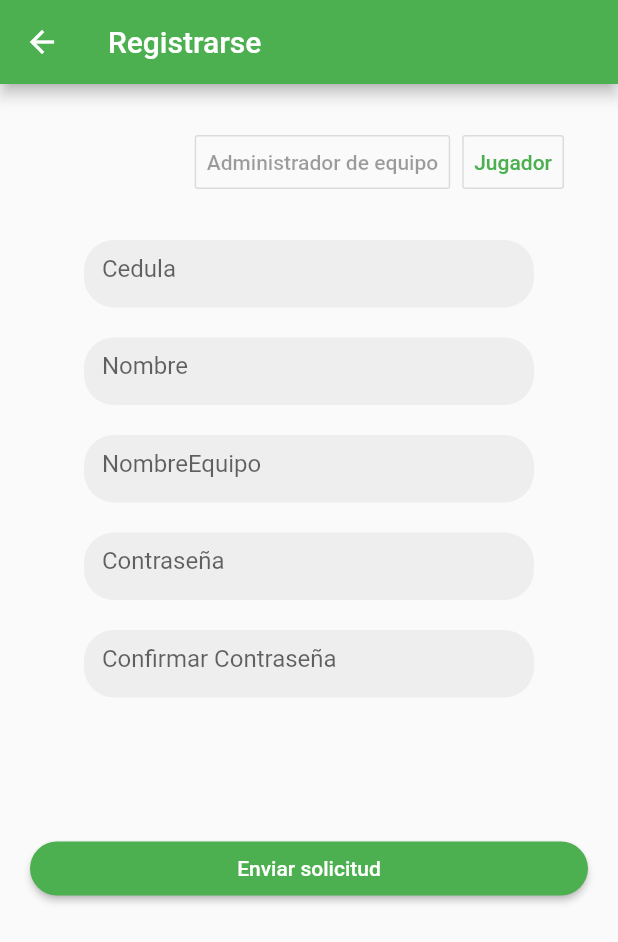
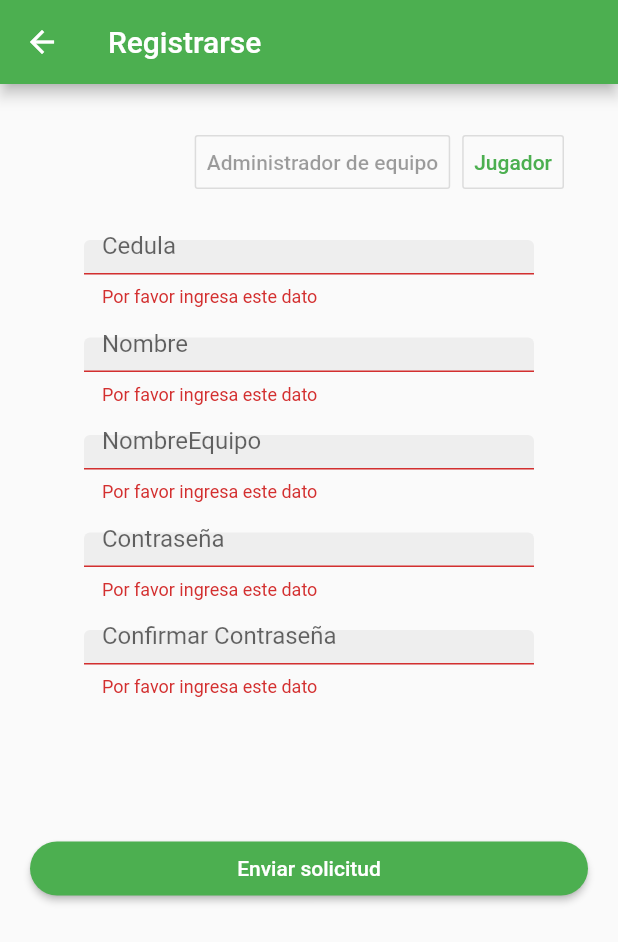
Before and after one commit to DanielT0/FutMX, a Flutter app: the interfazRegistro screen opened directly, after a tap on "Jugador", after a tap on "Administrador de equipo", after a tap on "Enviar solicitud", on a phone screen of 412 x 824 dp. Shown: the top 942 px of the screen. Run offline on Flutter 3.47's test engine with Material 2 defaults, Android fonts, the phone set to English and light mode, and no system bars; our stand-ins replace carousel_slider.

Commit message:
Version con validaciones de registro

```diff
--- a/lib/Widgets/Inputs.dart
+++ b/lib/Widgets/Inputs.dart
@@ -2,12 +2,12 @@ import 'package:flutter/material.dart';
 import 'package:flutter/services.dart';
 
 class Inputs extends StatelessWidget {
-  final TextEditingController controllerConcontrase;
+  final TextEditingController controller;
   final String texto;
   final bool obscureText;
   final TextInputType keyboard;
 
-  Inputs( this.texto, this.controllerConcontrase, this.keyboard, this.obscureText);
+  Inputs( this.texto, this.controller, this.keyboard, this.obscureText);
   @override
   Widget build(BuildContext context) {
     return Column(
@@ -20,10 +20,23 @@ class Inputs extends StatelessWidget {
             borderRadius: BorderRadius.circular(50),
           ),
           child: Material(
-            child: TextField(
+            child: TextFormField(
+              validator: (value){
+                if(value.isEmpty){
+                  return 'Por favor ingresa este dato';
+                }
+                if (keyboard == TextInputType.number) {
+                if(value.contains(new RegExp(r'[A-Z]'))){
+                  return 'No se permiten letras';
+                }
+                if(value.contains(new RegExp(r'[a-z]'))){
+                  return 'No se permiten letras';
+                }
+                }
+              },
               keyboardType: this.keyboard,
               obscureText: this.obscureText,
-              controller: this.controllerConcontrase,
+              controller: this.controller,
               decoration: InputDecoration(
                 fillColor: Colors.grey[200],
                 filled: true,
--- a/lib/interfazRegistro.dart
+++ b/lib/interfazRegistro.dart
@@ -29,6 +29,8 @@ class _interfazRegistroState extends State<interfazRegistro> {
 
   var opcion = 0;
   var url = 'https://futmxpr.000webhostapp.com/insertSolicitudAdminEquipo.php';
+  final _formKey = GlobalKey<FormState>();
+  final _scaffoldKey = new GlobalKey<ScaffoldState>();
   final _inputsText = [
     {
       'buttonSubmit': 'Enviar solicitud', //texto que aparecerá en el botón
@@ -115,15 +117,30 @@ class _interfazRegistroState extends State<interfazRegistro> {
     });
   }
 
-  void enviarSolicitud() {
-    this.opcion == 0 ? this.anadirAdministradorEquipo() : this.anadirJugador();
+  void enviarSolicitud(BuildContext context) {
+    if (controllerConContrase.text != controllerContrase.text) {
+      print('Las contraseñas no coinciden');
+      Scaffold.of(context).showSnackBar(SnackBar(
+        content: Text('Las contraseñas no coinciden'),
+        backgroundColor: Colors.red,
+      ));
+    }
+    // Validate devolverá true si el formulario es válido, o false si
+    // el formulario no es válido.
+    else if (_formKey.currentState.validate()) {
+      // Si el formulario es válido, muestre un snackbar. En el mundo real, a menudo
+      // desea llamar a un servidor o guardar la información en una base de datos
+      this.opcion == 0
+          ? this.anadirAdministradorEquipo(context)
+          : this.anadirJugador(context);
+    }
   }
 
 /** Para entender este método se debe tener en cuenta que Flutter ejecuta los métodos apenas se "construye" la página
    pero no queremos esto con un método que introduce variables a la base de datos, por lo tanto ponemos Future,
    así flutter sabrá que es un método que será llamado después (el cual es asincrono)
 */
-  Future anadirAdministradorEquipo() async {
+  Future anadirAdministradorEquipo(BuildContext context) async {
     // make POST request
     http.Response response = await http.post(this.url, body: {
       "Cedula": controllerCedula.text,
@@ -137,9 +154,21 @@ class _interfazRegistroState extends State<interfazRegistro> {
     String body = response.body;
     print(statusCode);
     print(body);
+    if(body!=""){
+      Scaffold.of(context).showSnackBar(SnackBar(
+        content: Text('Ya existe una solicitud de este usuario'),
+        backgroundColor: Colors.red,
+      ));
+    }
+    else{
+      Scaffold.of(context).showSnackBar(SnackBar(
+        content: Text('Solicitud enviada'),
+        backgroundColor: Colors.green,
+      ));
+    }
   }
 
-  Future anadirJugador() async {
+  Future anadirJugador(BuildContext context) async {
     // make POST request
     http.Response response = await http.post(this.url, body: {
       "Cedula": controllerCedula.text,
@@ -153,14 +182,30 @@ class _interfazRegistroState extends State<interfazRegistro> {
     String body = response.body;
     print(statusCode);
     print(body);
+    if(body!=""){
+      Scaffold.of(context).showSnackBar(SnackBar(
+        content: Text('Ya existe una solicitud de este usuario'),
+        backgroundColor: Colors.red,
+      ));
+    }
+    else{
+      Scaffold.of(context).showSnackBar(SnackBar(
+        content: Text('Solicitud enviada'),
+        backgroundColor: Colors.green,
+      ));
+    }
   }
 
   @override
   Widget build(BuildContext context) {
     return Scaffold(
+      key: _scaffoldKey,
       appBar: AppBar(title: Text('Registrarse')),
-      body: Padding(
+      body: Builder(builder: (context) {
+        return Padding(
           padding: const EdgeInsets.all(20),
+          child: Form(
+            key: _formKey,
             child: ListView(
               children: <Widget>[
                 Column(
@@ -169,15 +214,21 @@ class _interfazRegistroState extends State<interfazRegistro> {
                     ...(_inputsText[opcion]['inputsText']
                             as List<Map<String, Object>>)
                         .map((input) {
-                  return Inputs(input['text'], input['controller'],
-                      input['keyBoardType'], input['obscureText']);
+                      return Inputs(
+                          input['text'],
+                          input['controller'],
+                          input['keyBoardType'],
+                          input['obscureText']); //Inputs con parámetros
                     }).toList()
                   ],
                 ),
-            buttonSolicitud(enviarSolicitud)
+                buttonSolicitud(() => enviarSolicitud(
+                    context)) //Llama al botón asignandole un método (función)
               ],
             ),
           ),
         );
+      }),
+    );
   }
 }
--- a/pubspec.yaml
+++ b/pubspec.yaml
@@ -31,6 +31,10 @@ dev_dependencies:
     sdk: flutter
   flutter_screenutil: ^1.0.2
   carousel_slider: ^1.3.0
+  flushbar :
+    git:
+      url: git://github.com/valterh4ck3r/flushbar
+      ref: master
 
 
 # For information on the generic Dart part of this file, see the
```
Also changed, not shown: lib/Widgets/snackBar.dart (added, +20 -0 lines), lib/interfazRegistroJugador.dart (deleted, +0 -122 lines), lib/Vista/registroAdminEquipo.dart (deleted), lib/Vista/registroJugador.dart (deleted), pubspec.lock. Lines whose indentation alone changed are shown as unchanged.
